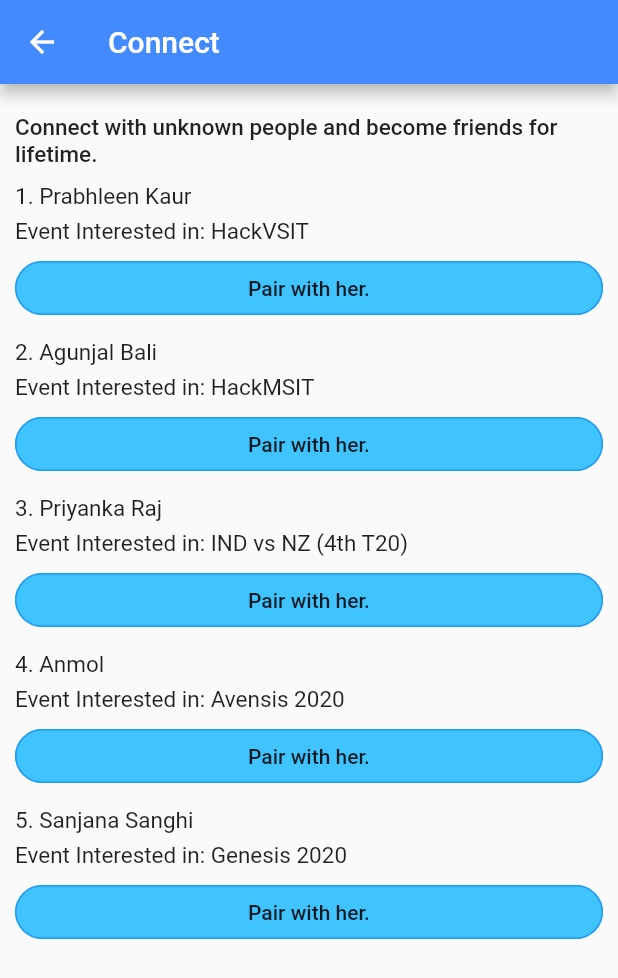
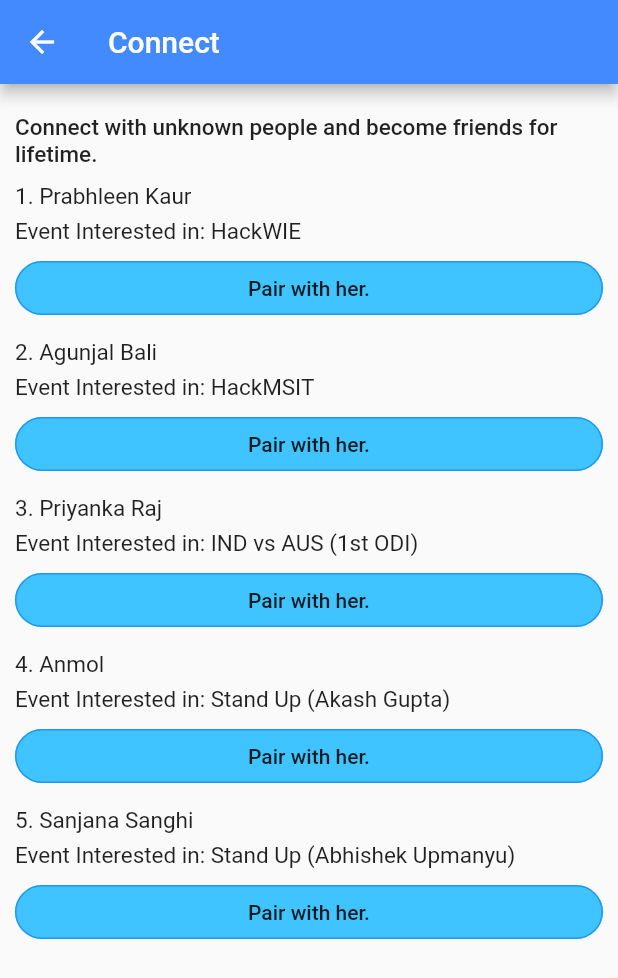
Before and after one commit to hargun79/WeCare_flutter, a Flutter app: the Connect screen opened directly, on a phone screen of 412 x 824 dp. Shown: the top 978 px of the screen. Run offline on Flutter 3.47's test engine with Material 2 defaults, Android fonts, the phone set to English and light mode, and no system bars; our stand-ins replace cloud_firestore, firebase_auth, geolocator, modal_progress_hud, video_player; accounts and stored records are empty.

Commit message:
Removed Bugs

```diff
--- a/lib/screens/Connect.dart
+++ b/lib/screens/Connect.dart
@@ -40,7 +40,7 @@ class Connect extends StatelessWidget {
               width: 5,
             ),
             Text(
-              'Event Interested in: HackVSIT',
+              'Event Interested in: HackWIE',
               style: TextStyle(
                 fontWeight: FontWeight.w400,
                 fontSize: 15.0,
@@ -138,7 +138,7 @@ class Connect extends StatelessWidget {
               width: 5,
             ),
             Text(
-              'Event Interested in: IND vs NZ (4th T20)',
+              'Event Interested in: IND vs AUS (1st ODI)',
               style: TextStyle(
                 fontWeight: FontWeight.w400,
                 fontSize: 15.0,
@@ -187,7 +187,7 @@ class Connect extends StatelessWidget {
               width: 5,
             ),
             Text(
-              'Event Interested in: Avensis 2020',
+              'Event Interested in: Stand Up (Akash Gupta)',
               style: TextStyle(
                 fontWeight: FontWeight.w400,
                 fontSize: 15.0,
@@ -236,7 +236,7 @@ class Connect extends StatelessWidget {
               width: 5,
             ),
             Text(
-              'Event Interested in: Genesis 2020',
+              'Event Interested in: Stand Up (Abhishek Upmanyu)',
               style: TextStyle(
                 fontWeight: FontWeight.w400,
                 fontSize: 15.0,
--- a/lib/screens/SafeZone.dart
+++ b/lib/screens/SafeZone.dart
@@ -29,7 +29,7 @@ class SafeZone extends StatelessWidget {
                 width: 20,
               ),
               Text(
-                '1. VIPS, Pitampura',
+                '1. MSIT, Janakpuri',
                 style: TextStyle(
                   fontWeight: FontWeight.w500,
                   fontSize: 15,
@@ -46,7 +46,7 @@ class SafeZone extends StatelessWidget {
                     borderRadius: new BorderRadius.circular(18.0),
                     side: BorderSide(color: Colors.blue)),
                 onPressed: () {
-                  openMap(28.7209, 77.1415);
+                  openMap(28.6210, 77.0926);
                 },
               ),
               SizedBox(
```
Also changed, not shown: pubspec.lock, 1 other file.
